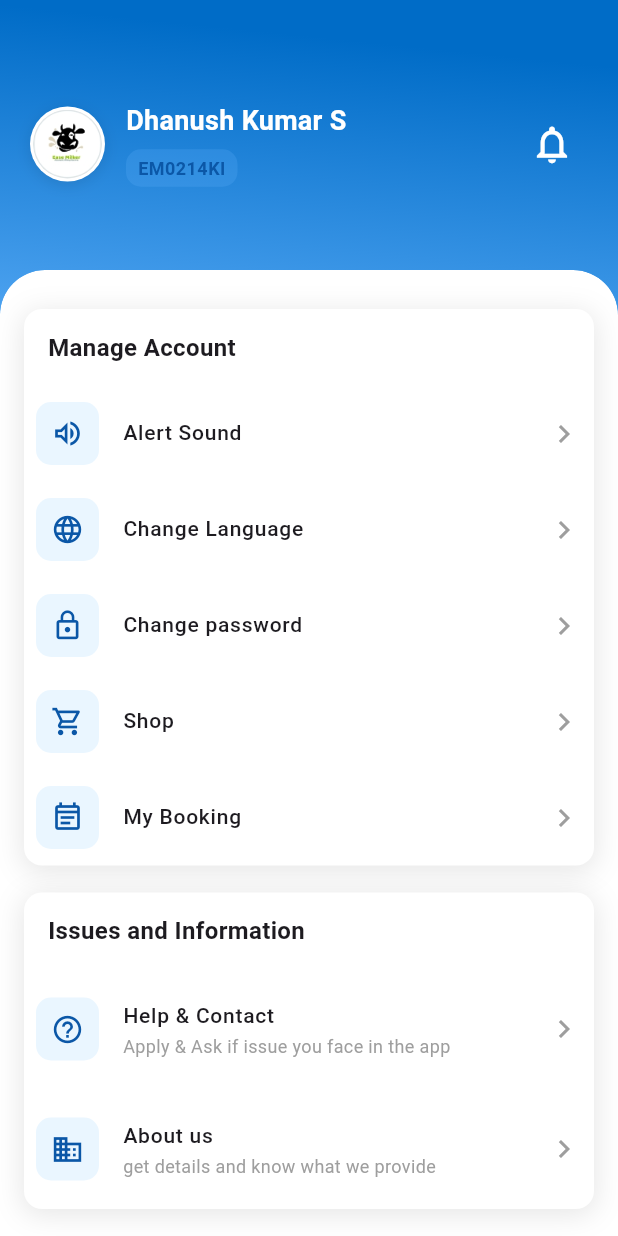
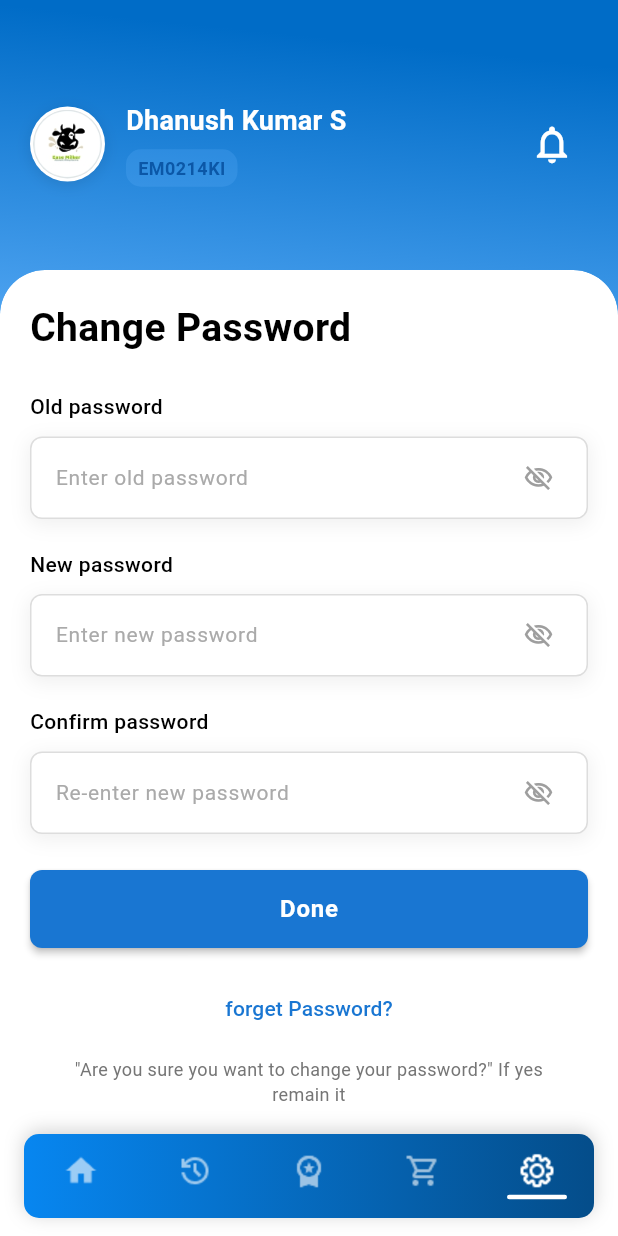
Before and after one commit to Raghul799/EaseMilker-App, a Flutter app: the SettingsPage screen opened by its route, after a tap on "Change password", on a phone screen of 412 x 824 dp. Run offline on Flutter 3.47's test engine with Material 3 defaults, Android fonts, the phone set to English and light mode, and no system bars; our stand-ins replace shared_preferences; accounts and stored records are empty.

Commit message:
Add Change Password page with exact design and navigation

```diff
--- /dev/null
+++ b/lib/Settings page/change_password_page.dart
@@ -0,0 +1,522 @@
+import 'package:flutter/material.dart';
+import '../widgets/top_header.dart';
+import '../NavBar/navbar.dart';
+import '../Home page/home_page.dart';
+
+/// ChangePasswordPage - allows users to change their password
+class ChangePasswordPage extends StatefulWidget {
+  const ChangePasswordPage({super.key});
+
+  @override
+  State<ChangePasswordPage> createState() => _ChangePasswordPageState();
+}
+
+class _ChangePasswordPageState extends State<ChangePasswordPage> {
+  final _formKey = GlobalKey<FormState>();
+  final _oldPasswordController = TextEditingController();
+  final _newPasswordController = TextEditingController();
+  final _confirmPasswordController = TextEditingController();
+
+  bool _obscureOldPassword = true;
+  bool _obscureNewPassword = true;
+  bool _obscureConfirmPassword = true;
+
+  @override
+  void dispose() {
+    _oldPasswordController.dispose();
+    _newPasswordController.dispose();
+    _confirmPasswordController.dispose();
+    super.dispose();
+  }
+
+  void _handleDone() {
+    if (_formKey.currentState!.validate()) {
+      // Show confirmation dialog
+      showDialog(
+        context: context,
+        builder: (BuildContext context) {
+          return AlertDialog(
+            title: const Text('Change Password'),
+            content: const Text(
+              'Are you sure you want to change your password?',
+            ),
+            shape: RoundedRectangleBorder(
+              borderRadius: BorderRadius.circular(12),
+            ),
+            actions: [
+              TextButton(
+                onPressed: () {
+                  Navigator.of(context).pop();
+                },
+                child: const Text(
+                  'Cancel',
+                  style: TextStyle(color: Colors.grey),
+                ),
+              ),
+              TextButton(
+                onPressed: () {
+                  // Close dialog
+                  Navigator.of(context).pop();
+                  // TODO: Implement actual password change logic
+                  // For now, just show success message
+                  ScaffoldMessenger.of(context).showSnackBar(
+                    const SnackBar(
+                      content: Text('Password changed successfully!'),
+                      backgroundColor: Colors.green,
+                    ),
+                  );
+                  // Clear fields
+                  _oldPasswordController.clear();
+                  _newPasswordController.clear();
+                  _confirmPasswordController.clear();
+                },
+                child: const Text(
+                  'Confirm',
+                  style: TextStyle(
+                    color: Color(0xFF0B57A7),
+                    fontWeight: FontWeight.w600,
+                  ),
+                ),
+              ),
+            ],
+          );
+        },
+      );
+    }
+  }
+
+  @override
+  Widget build(BuildContext context) {
+    final size = MediaQuery.of(context).size;
+    double headerHeight = size.height * 0.22;
+    if (headerHeight < 110) headerHeight = 110;
+    if (headerHeight > 180) headerHeight = 180;
+
+    return Scaffold(
+      backgroundColor: Colors.transparent,
+      body: Stack(
+        children: [
+          // Gradient background
+          Container(
+            decoration: const BoxDecoration(
+              gradient: LinearGradient(
+                begin: Alignment(0.2, -0.98),
+                end: Alignment(-0.2, 0.98),
+                colors: [Color(0xFF006CC7), Color(0xFF68B6FF)],
+                stops: [0.0246, 0.3688],
+              ),
+            ),
+          ),
+
+          // Main column
+          Column(
+            children: [
+              SafeArea(
+                bottom: false,
+                child: SizedBox(
+                  height: headerHeight,
+                  child: const Align(
+                    alignment: Alignment.center,
+                    child: TopHeader(
+                      name: 'Dhanush Kumar S',
+                      idText: 'EM0214KI',
+                      avatarAsset: 'assets/images/Frame 298.png',
+                    ),
+                  ),
+                ),
+              ),
+
+              // White rounded content
+              Expanded(
+                child: ClipRRect(
+                  borderRadius: const BorderRadius.only(
+                    topLeft: Radius.circular(30),
+                    topRight: Radius.circular(30),
+                  ),
+                  child: Container(
+                    width: double.infinity,
+                    decoration: const BoxDecoration(
+                      color: Colors.white,
+                      borderRadius: BorderRadius.only(
+                        topLeft: Radius.circular(30),
+                        topRight: Radius.circular(30),
+                      ),
+                    ),
+                    child: SingleChildScrollView(
+                      padding: EdgeInsets.only(
+                        bottom: 90 + MediaQuery.of(context).padding.bottom,
+                      ),
+                      child: Padding(
+                        padding: const EdgeInsets.fromLTRB(20, 20, 20, 0),
+                        child: Form(
+                          key: _formKey,
+                          child: Column(
+                            crossAxisAlignment: CrossAxisAlignment.start,
+                            children: [
+                              // Title
+                              const Text(
+                                'Change Password',
+                                style: TextStyle(
+                                  fontSize: 26,
+                                  fontWeight: FontWeight.w700,
+                                  color: Color(0xFF000000),
+                                ),
+                              ),
+
+                              const SizedBox(height: 24),
+
+                              // Old password field
+                              const Text(
+                                'Old password',
+                                style: TextStyle(
+                                  fontSize: 14,
+                                  color: Color(0xFF000000),
+                                  fontWeight: FontWeight.w500,
+                                ),
+                              ),
+                              const SizedBox(height: 10),
+                              Container(
+                                decoration: BoxDecoration(
+                                  color: Colors.white,
+                                  borderRadius: BorderRadius.circular(8),
+                                  border: Border.all(
+                                    color: const Color(0xFFDDDDDD),
+                                    width: 1,
+                                  ),
+                                  boxShadow: [
+                                    BoxShadow(
+                                      color: Colors.black.withOpacity(0.06),
+                                      blurRadius: 10,
+                                      offset: const Offset(0, 3),
+                                      spreadRadius: 1,
+                                    ),
+                                  ],
+                                ),
+                                child: TextFormField(
+                                  controller: _oldPasswordController,
+                                  obscureText: _obscureOldPassword,
+                                  style: const TextStyle(
+                                    fontSize: 14,
+                                    color: Color(0xFF000000),
+                                  ),
+                                  decoration: InputDecoration(
+                                    hintText: 'Enter old password',
+                                    hintStyle: const TextStyle(
+                                      fontSize: 14,
+                                      color: Color(0xFFAAAAAA),
+                                      fontWeight: FontWeight.w400,
+                                    ),
+                                    border: InputBorder.none,
+                                    contentPadding: const EdgeInsets.symmetric(
+                                      horizontal: 16,
+                                      vertical: 16,
+                                    ),
+                                    suffixIcon: Padding(
+                                      padding: const EdgeInsets.only(right: 8),
+                                      child: IconButton(
+                                        icon: Icon(
+                                          _obscureOldPassword
+                                              ? Icons.visibility_off_outlined
+                                              : Icons.visibility_outlined,
+                                          color: const Color(0xFF9E9E9E),
+                                          size: 20,
+                                        ),
+                                        onPressed: () {
+                                          setState(() {
+                                            _obscureOldPassword =
+                                                !_obscureOldPassword;
+                                          });
+                                        },
+                                      ),
+                                    ),
+                                  ),
+                                  validator: (value) {
+                                    if (value == null || value.isEmpty) {
+                                      return 'Please enter your old password';
+                                    }
+                                    return null;
+                                  },
+                                ),
+                              ),
+
+                              const SizedBox(height: 20),
+
+                              // New password field
+                              const Text(
+                                'New password',
+                                style: TextStyle(
+                                  fontSize: 14,
+                                  color: Color(0xFF000000),
+                                  fontWeight: FontWeight.w500,
+                                ),
+                              ),
+                              const SizedBox(height: 10),
+                              Container(
+                                decoration: BoxDecoration(
+                                  color: Colors.white,
+                                  borderRadius: BorderRadius.circular(8),
+                                  border: Border.all(
+                                    color: const Color(0xFFDDDDDD),
+                                    width: 1,
+                                  ),
+                                  boxShadow: [
+                                    BoxShadow(
+                                      color: Colors.black.withOpacity(0.06),
+                                      blurRadius: 10,
+                                      offset: const Offset(0, 3),
+                                      spreadRadius: 1,
+                                    ),
+                                  ],
+                                ),
+                                child: TextFormField(
+                                  controller: _newPasswordController,
+                                  obscureText: _obscureNewPassword,
+                                  style: const TextStyle(
+                                    fontSize: 14,
+                                    color: Color(0xFF000000),
+                                  ),
+                                  decoration: InputDecoration(
+                                    hintText: 'Enter new password',
+                                    hintStyle: const TextStyle(
+                                      fontSize: 14,
+                                      color: Color(0xFFAAAAAA),
+                                      fontWeight: FontWeight.w400,
+                                    ),
+                                    border: InputBorder.none,
+                                    contentPadding: const EdgeInsets.symmetric(
+                                      horizontal: 16,
+                                      vertical: 16,
+                                    ),
+                                    suffixIcon: Padding(
+                                      padding: const EdgeInsets.only(right: 8),
+                                      child: IconButton(
+                                        icon: Icon(
+                                          _obscureNewPassword
+                                              ? Icons.visibility_off_outlined
+                                              : Icons.visibility_outlined,
+                                          color: const Color(0xFF9E9E9E),
+                                          size: 20,
+                                        ),
+                                        onPressed: () {
+                                          setState(() {
+                                            _obscureNewPassword =
+                                                !_obscureNewPassword;
+                                          });
+                                        },
+                                      ),
+                                    ),
+                                  ),
+                                  validator: (value) {
+                                    if (value == null || value.isEmpty) {
+                                      return 'Please enter a new password';
+                                    }
+                                    if (value.length < 6) {
+                                      return 'Password must be at least 6 characters';
+                                    }
+                                    if (value == _oldPasswordController.text) {
+                                      return 'New password must be different from old password';
+                                    }
+                                    return null;
+                                  },
+                                ),
+                              ),
+
+                              const SizedBox(height: 20),
+
+                              // Confirm password field
+                              const Text(
+                                'Confirm password',
+                                style: TextStyle(
+                                  fontSize: 14,
+                                  color: Color(0xFF000000),
+                                  fontWeight: FontWeight.w500,
+                                ),
+                              ),
+                              const SizedBox(height: 10),
+                              Container(
+                                decoration: BoxDecoration(
+                                  color: Colors.white,
+                                  borderRadius: BorderRadius.circular(8),
+                                  border: Border.all(
+                                    color: const Color(0xFFDDDDDD),
+                                    width: 1,
+                                  ),
+                                  boxShadow: [
+                                    BoxShadow(
+                                      color: Colors.black.withOpacity(0.06),
+                                      blurRadius: 10,
+                                      offset: const Offset(0, 3),
+                                      spreadRadius: 1,
+                                    ),
+                                  ],
+                                ),
+                                child: TextFormField(
+                                  controller: _confirmPasswordController,
+                                  obscureText: _obscureConfirmPassword,
+                                  style: const TextStyle(
+                                    fontSize: 14,
+                                    color: Color(0xFF000000),
+                                  ),
+                                  decoration: InputDecoration(
+                                    hintText: 'Re-enter new password',
+                                    hintStyle: const TextStyle(
+                                      fontSize: 14,
+                                      color: Color(0xFFAAAAAA),
+                                      fontWeight: FontWeight.w400,
+                                    ),
+                                    border: InputBorder.none,
+                                    contentPadding: const EdgeInsets.symmetric(
+                                      horizontal: 16,
+                                      vertical: 16,
+                                    ),
+                                    suffixIcon: Padding(
+                                      padding: const EdgeInsets.only(right: 8),
+                                      child: IconButton(
+                                        icon: Icon(
+                                          _obscureConfirmPassword
+                                              ? Icons.visibility_off_outlined
+                                              : Icons.visibility_outlined,
+                                          color: const Color(0xFF9E9E9E),
+                                          size: 20,
+                                        ),
+                                        onPressed: () {
+                                          setState(() {
+                                            _obscureConfirmPassword =
+                                                !_obscureConfirmPassword;
+                                          });
+                                        },
+                                      ),
+                                    ),
+                                  ),
+                                  validator: (value) {
+                                    if (value == null || value.isEmpty) {
+                                      return 'Please confirm your new password';
+                                    }
+                                    if (value != _newPasswordController.text) {
+                                      return 'Passwords do not match';
+                                    }
+                                    return null;
+                                  },
+                                ),
+                              ),
+
+                              const SizedBox(height: 24),
+
+                              // Done button
+                              SizedBox(
+                                width: double.infinity,
+                                height: 52,
+                                child: ElevatedButton(
+                                  onPressed: _handleDone,
+                                  style: ElevatedButton.styleFrom(
+                                    backgroundColor: const Color(0xFF1976D2),
+                                    foregroundColor: Colors.white,
+                                    shape: RoundedRectangleBorder(
+                                      borderRadius: BorderRadius.circular(8),
+                                    ),
+                                    elevation: 2,
+                                  ),
+                                  child: const Text(
+                                    'Done',
+                                    style: TextStyle(
+                                      fontSize: 16,
+                                      fontWeight: FontWeight.w600,
+                                      letterSpacing: 0.5,
+                                    ),
+                                  ),
+                                ),
+                              ),
+
+                              const SizedBox(height: 16),
+
+                              // Forget Password link
+                              Center(
+                                child: TextButton(
+                                  onPressed: () {
+                                    // TODO: Implement forgot password functionality
+                                    ScaffoldMessenger.of(context).showSnackBar(
+                                      const SnackBar(
+                                        content: Text(
+                                          'Forgot password feature coming soon!',
+                                        ),
+                                      ),
+                                    );
+                                  },
+                                  style: TextButton.styleFrom(
+                                    padding: const EdgeInsets.symmetric(
+                                      horizontal: 12,
+                                      vertical: 8,
+                                    ),
+                                  ),
+                                  child: const Text(
+                                    'forget Password?',
+                                    style: TextStyle(
+                                      fontSize: 14,
+                                      color: Color(0xFF1976D2),
+                                      fontWeight: FontWeight.w500,
+                                    ),
+                                  ),
+                                ),
+                              ),
+
+                              const SizedBox(height: 8),
+
+                              // Confirmation message
+                              Center(
+                                child: Padding(
+                                  padding: const EdgeInsets.symmetric(
+                                    horizontal: 24.0,
+                                  ),
+                                  child: Text(
+                                    '"Are you sure you want to change your password?" If yes remain it',
+                                    textAlign: TextAlign.center,
+                                    style: TextStyle(
+                                      fontSize: 12,
+                                      color: Colors.grey[600],
+                                      height: 1.4,
+                                    ),
+                                  ),
+                                ),
+                              ),
+
+                              const SizedBox(height: 20),
+                            ],
+                          ),
+                        ),
+                      ),
+                    ),
+                  ),
+                ),
+              ),
+            ],
+          ),
+
+          // Bottom Navigation Bar
+          Positioned(
+            left: 0,
+            right: 0,
+            bottom: 0,
+            child: AppNavBar(
+              selectedIndex: 4, // Settings tab selected
+              onTap: (index) {
+                if (index == 4) {
+                  // Already on settings-related page, go back to settings
+                  Navigator.pop(context);
+                } else {
+                  // Navigate to HomePage with the selected tab index
+                  Navigator.pushAndRemoveUntil(
+                    context,
+                    MaterialPageRoute(
+                      builder: (context) => HomePage(initialIndex: index),
+                    ),
+                    (route) => false,
+                  );
+                }
+              },
+            ),
+          ),
+        ],
+      ),
+    );
+  }
+}
--- a/lib/Settings page/settings_page.dart
+++ b/lib/Settings page/settings_page.dart
@@ -6,6 +6,7 @@ import '../login/login_page.dart';
 import '../login/auth_service.dart';
 import 'alert_sound_dialog.dart';
 import 'alert_sound_service.dart';
+import 'change_password_page.dart';
 
 /// SettingsPage - implements the app settings UI similar to the provided design.
 class SettingsPage extends StatelessWidget {
@@ -208,6 +209,15 @@ class SettingsPage extends StatelessWidget {
                                     ),
                                     'Change password',
                                     null,
+                                    onTap: () {
+                                      Navigator.push(
+                                        context,
+                                        MaterialPageRoute(
+                                          builder: (context) =>
+                                              const ChangePasswordPage(),
+                                        ),
+                                      );
+                                    },
                                   ),
                                   _buildTile(
                                     context,
--- a/lib/main.dart
+++ b/lib/main.dart
@@ -2,6 +2,7 @@ import 'package:flutter/material.dart';
 import 'Settings page/settings_page.dart';
 import 'Settings page/about_us_page.dart';
 import 'Settings page/help_contact_page.dart';
+import 'Settings page/change_password_page.dart';
 import 'loading page/loading_page.dart';
 import 'widgets/message_page.dart';
 
@@ -21,6 +22,7 @@ class MainApp extends StatelessWidget {
         '/settings': (context) => const SettingsPage(),
         '/about-us': (context) => const AboutUsPage(),
         '/help-contact': (context) => const HelpContactPage(),
+        '/change-password': (context) => const ChangePasswordPage(),
         '/messages': (context) => const MessagePage(),
       },
     );
```
